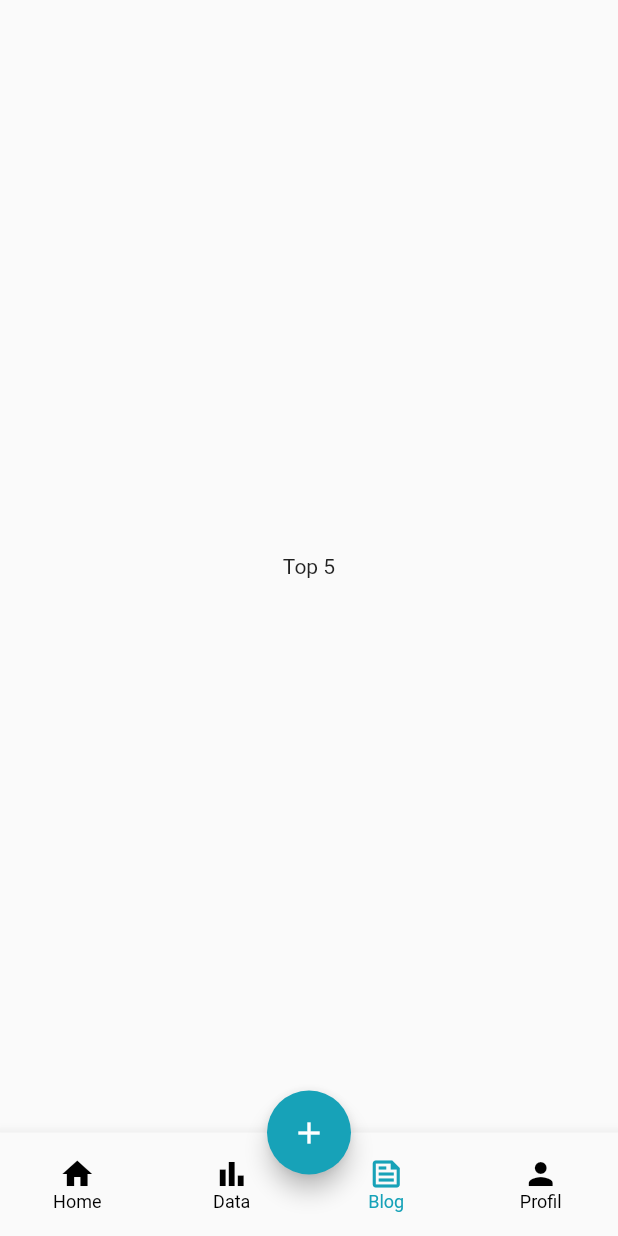
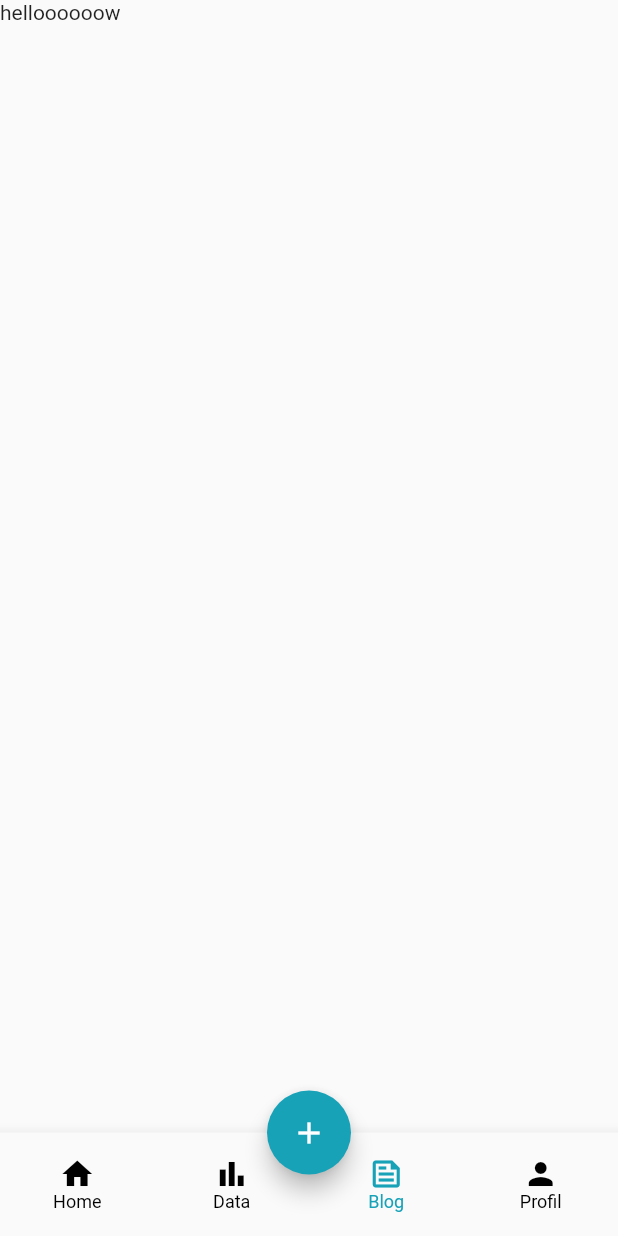
Before and after one commit to amiransht/sehat-terus-mobile, a Flutter app: the MainPage screen opened by its route, item 3 of the bottom bar chosen, on a phone screen of 412 x 824 dp. Run offline on Flutter 3.47's test engine with Material 2 defaults, Android fonts, the phone set to English and light mode, and no system bars; our stand-ins replace equatable, flutter_svg, getwidget, stroke_text; missing offline and left inert: pbp_django_auth.

Commit message:
faq page tes

```diff
--- a/lib/main.dart
+++ b/lib/main.dart
@@ -8,6 +8,7 @@
 import 'package:sehat_terus/page/main_page.dart';
 import 'package:sehat_terus/page/onboarding.dart';
 import 'package:sehat_terus/page/article_page.dart';
+import 'package:sehat_terus/page/faq_page.dart';
 
 void main() {
   runApp(const App());
@@ -38,6 +39,7 @@
           '/data': (context) => const DataPage(),
           '/article': (context) => const ArticlePage(),
           '/about': (context) => const AboutPage(),
+          '/faq':(context) => const FaqPage(),
         },
       ),
     );
--- /dev/null
+++ b/lib/page/faq_page.dart
@@ -0,0 +1,23 @@
+import 'package:flutter_staggered_grid_view/flutter_staggered_grid_view.dart';
+import 'package:flutter/material.dart';
+import 'package:getwidget/getwidget.dart';
+
+import 'package:sehat_terus/appbar.dart';
+import 'package:sehat_terus/core/colors.dart';
+import 'package:sehat_terus/models/article_model.dart';
+import 'package:sehat_terus/page/article_page.dart';
+import 'package:sehat_terus/page/data_statistik.dart';
+import 'package:sehat_terus/page/onboarding.dart';
+import 'package:sehat_terus/widget/section5m.dart';
+import 'package:sehat_terus/widget/image_container.dart';
+
+class FaqPage extends StatelessWidget {
+  const FaqPage({Key? key}) : super(key: key);
+  static const routeName = '/faq';
+
+  @override
+  Widget build(BuildContext context) {
+
+   return Text("helloooooow");
+  }
+}
--- a/lib/page/main_page.dart
+++ b/lib/page/main_page.dart
@@ -1,5 +1,6 @@
 import 'package:flutter/material.dart';
 import 'package:sehat_terus/core/colors.dart';
+import 'package:sehat_terus/page/faq_page.dart';
 import 'package:sehat_terus/page/home_page.dart';
 import 'package:sehat_terus/page/data_statistik.dart';
 import 'package:sehat_terus/page/login_page.dart';
@@ -17,12 +18,7 @@
   final List<Widget> _widgetOptions = <Widget>[
     HomePage(),
     DataPage(),
-    Center(
-      child: Text(
-        'Top 5',
-        // style: optionStyle,
-      ),
-    ),
+    FaqPage(),
     Center(
       child: Text(
         'Post',
```
